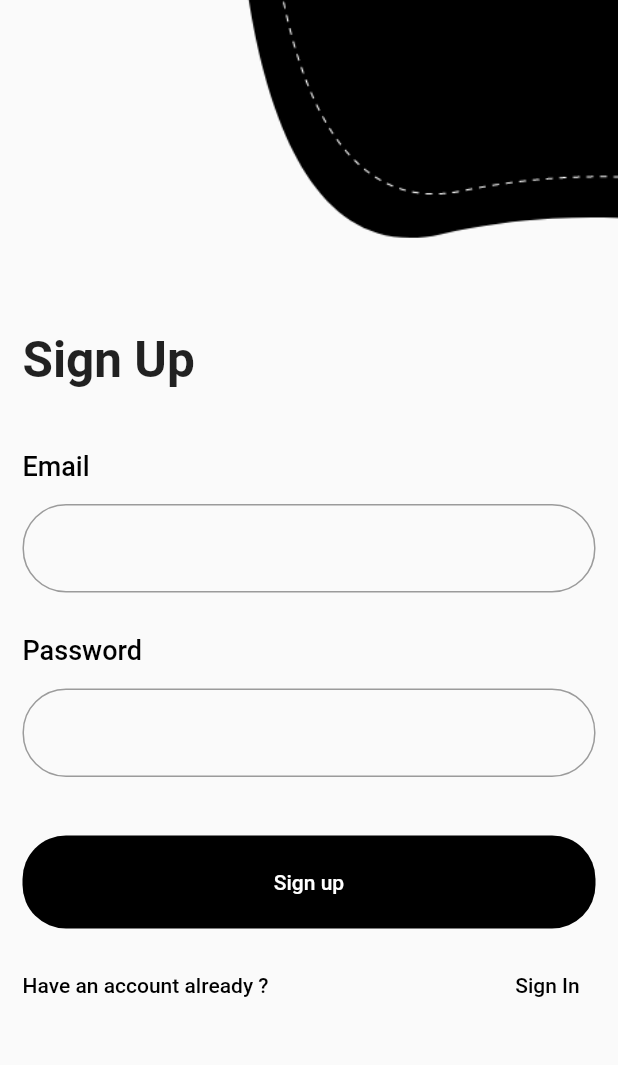
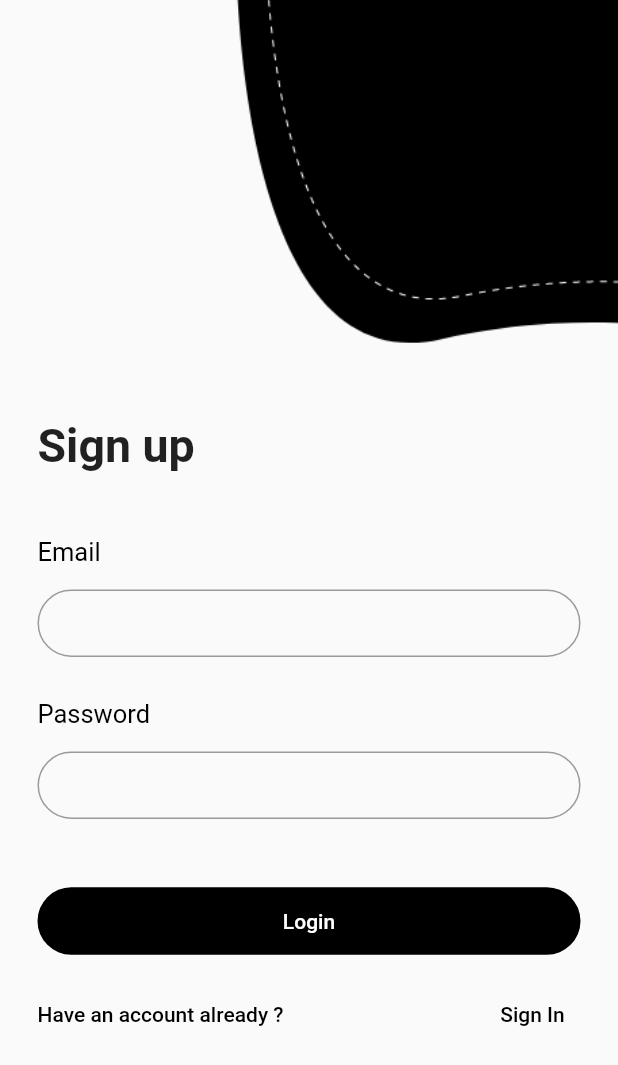
Before and after one commit to UcGeorge/Emmission-Monitor-Mobile-Client, a Flutter app: the screen it shows after launch, after a tap on "Register", on a phone screen of 412 x 824 dp. Shown: the top 1065 px of the screen. Run offline on Flutter 3.47's test engine with Material 2 defaults, Android fonts, the light colour scheme and no system bars; our stand-ins replace page_transition.

Commit message:
Fixed login and signup UI

```diff
--- a/crunch_carbon/lib/SignUp.dart
+++ b/crunch_carbon/lib/SignUp.dart
@@ -1,62 +1,75 @@
 import 'package:flutter/cupertino.dart';
 import 'package:flutter/material.dart';
 import 'package:page_transition/page_transition.dart';
+import 'package:uche/widgets/wigets.dart';
 import 'SignIn.dart';
 
 class SignUp extends StatelessWidget {
-
   @override
   Widget build(BuildContext context) {
-    return MaterialApp(
-      home: SafeArea(
-        child: Scaffold(
-          body: ListView(
+    return Scaffold(
+      extendBody: true,
+      body: Column(
         children: [
-              Stack(
+          Container(
+            width: MediaQuery.of(context).size.width,
+            height: 254,
+            child: Stack(
               children: [
                 Positioned(
-                    top: -140,
+                  top: -70,
                   right: -140,
                   child: Container(
                     width: 450,
                     height: 340,
                     decoration: BoxDecoration(
                       image: DecorationImage(
-                            image: AssetImage(
-                                'images/Top Right Decoration.png'),
-                            fit: BoxFit.cover
+                        image: AssetImage('images/Top Right Decoration.png'),
+                        fit: BoxFit.cover,
                       ),
                     ),
                   ),
                 ),
+              ],
+            ),
+          ),
+          Expanded(
+            child: ListView(
+              children: [
                 Padding(
-                    padding: const EdgeInsets.only(left:15.0, top: 220.0 , right: 15.0),
+                  padding: const EdgeInsets.all(25.0),
                   child: Column(
                     mainAxisAlignment: MainAxisAlignment.center,
                     crossAxisAlignment: CrossAxisAlignment.start,
                     children: [
                       Text(
-                          'Sign Up',
+                        'Sign up',
                         style: TextStyle(
                           fontWeight: FontWeight.bold,
-                            fontSize: 33,
+                          fontSize: 31,
                         ),
                       ),
-                        SizedBox(height: 27.0,),
+                      SizedBox(
+                        height: 29.0,
+                      ),
                       ReuseableTextField(
                         fieldName: 'Email',
                       ),
                       ReuseableTextField(
                         fieldName: 'Password',
                       ),
-                        SizedBox(height: 25.0,),
+                      SizedBox(
+                        height: 30.0,
+                      ),
                       TextButton(
                         onPressed: () {
                           print('login button was clicked');
                         },
                         child: Text(
-                            'Sign up',
-                            style: TextStyle(color: Colors.white,),
+                          'Login',
+                          style: TextStyle(
+                            color: Colors.white,
+                          ),
                         ),
                         style: ButtonStyle(
                           backgroundColor: MaterialStateProperty.all<Color>(
@@ -65,18 +78,20 @@ class SignUp extends StatelessWidget {
                           overlayColor: MaterialStateProperty.all<Color>(
                             Colors.grey.shade900,
                           ),
-                            shape: MaterialStateProperty.all<RoundedRectangleBorder>(
+                          shape:
+                              MaterialStateProperty.all<RoundedRectangleBorder>(
                             RoundedRectangleBorder(
                               borderRadius: BorderRadius.circular(29.0),
                             ),
                           ),
                           fixedSize: MaterialStateProperty.all<Size>(
-                              Size(500.0, 62.0),
+                            Size(500.0, 45.0),
                           ),
                         ),
                       ),
                       Container(
-                          margin: EdgeInsets.symmetric(vertical: 14.0, horizontal: 0.0),
+                        margin: EdgeInsets.symmetric(
+                            vertical: 14.0, horizontal: 0.0),
                         child: Row(
                           mainAxisAlignment: MainAxisAlignment.spaceBetween,
                           children: [
@@ -89,7 +104,11 @@ class SignUp extends StatelessWidget {
                             ),
                             TextButton(
                               onPressed: () {
-                                  Navigator.push(context, PageTransition(type: PageTransitionType.fade, child: SignIn()));
+                                Navigator.push(
+                                    context,
+                                    PageTransition(
+                                        type: PageTransitionType.fade,
+                                        child: SignIn()));
                               },
                               child: Text(
                                 'Sign In',
@@ -105,43 +124,6 @@ class SignUp extends StatelessWidget {
                   ),
                 ),
               ],
-                clipBehavior: Clip.hardEdge,
-              ),
-            ],
-          ),
-        ),
-      ),
-    );
-  }
-}
-
-class ReuseableTextField extends StatelessWidget {
-  ReuseableTextField({required this.fieldName});
-
-  final String fieldName;
-
-  @override
-  Widget build(BuildContext context) {
-    return Container(
-      margin: EdgeInsets.symmetric(vertical: 14.0, horizontal: 0.0),
-      child: Column(
-        crossAxisAlignment: CrossAxisAlignment.start,
-        children: [
-          Text(
-            fieldName,
-            style: TextStyle(
-              color: Colors.black,
-              fontSize: 18.0,
-              fontWeight: FontWeight.w500,
-            ),
-          ),
-          SizedBox(height: 15.0,),
-          TextField(
-            decoration: InputDecoration(
-              border: OutlineInputBorder(
-                borderRadius: BorderRadius.circular(29),
-                borderSide: BorderSide(color: Colors.black, width: 10.0),
-              ),
             ),
           ),
         ],
--- a/crunch_carbon/lib/main.dart
+++ b/crunch_carbon/lib/main.dart
@@ -7,10 +7,7 @@ import 'SignUp.dart';
 
 void main() {
   runApp(MyApp());
-  SystemChrome.setSystemUIOverlayStyle(SystemUiOverlayStyle(
-    systemNavigationBarColor: Colors.transparent,
-    statusBarColor: Colors.transparent,
-  ));
+  SystemChrome.setEnabledSystemUIOverlays([SystemUiOverlay.top]);
 }
 
 class MyApp extends StatelessWidget {
--- a/crunch_carbon/lib/views/splashScreen.dart
+++ b/crunch_carbon/lib/views/splashScreen.dart
@@ -30,7 +30,6 @@ class _SplashScreenState extends State<SplashScreen> {
   @override
   Widget build(BuildContext context) {
     return Scaffold(
-      extendBodyBehindAppBar: true,
       body: Hero(
         tag: "splash",
         child: Container(
--- a/crunch_carbon/lib/widgets/MyTextButton.dart
+++ b/crunch_carbon/lib/widgets/MyTextButton.dart
@@ -40,7 +40,7 @@ class myTextButton extends StatelessWidget {
             Size(150.0, 55.0),
           ),
           side: MaterialStateProperty.all<BorderSide>(
-            BorderSide(color: Colors.black, width: 2.0),
+            BorderSide(color: Colors.black, width: 1.0),
           ),
         ),
       ),
--- /dev/null
+++ b/crunch_carbon/lib/widgets/ReuseableTextField.dart
@@ -0,0 +1,41 @@
+import 'package:flutter/material.dart';
+
+class ReuseableTextField extends StatelessWidget {
+  ReuseableTextField({required this.fieldName});
+
+  final String fieldName;
+
+  @override
+  Widget build(BuildContext context) {
+    return Container(
+      margin: EdgeInsets.symmetric(vertical: 14.0, horizontal: 0.0),
+      child: Column(
+        crossAxisAlignment: CrossAxisAlignment.start,
+        children: [
+          Text(
+            fieldName,
+            style: TextStyle(
+              color: Colors.black,
+              fontSize: 17.0,
+              fontWeight: FontWeight.normal,
+            ),
+          ),
+          SizedBox(
+            height: 15.0,
+          ),
+          SizedBox(
+            height: 45,
+            child: TextField(
+              decoration: InputDecoration(
+                border: OutlineInputBorder(
+                  borderRadius: BorderRadius.circular(29),
+                  borderSide: BorderSide(color: Colors.black, width: 10.0),
+                ),
+              ),
+            ),
+          ),
+        ],
+      ),
+    );
+  }
+}
--- a/crunch_carbon/lib/widgets/wigets.dart
+++ b/crunch_carbon/lib/widgets/wigets.dart
@@ -1 +1,2 @@
 export 'MyTextButton.dart';
+export 'ReuseableTextField.dart';
```
Also changed, not shown: crunch_carbon/lib/SignIn.dart (+39 -56 lines). Lines whose indentation alone changed are shown as unchanged.
